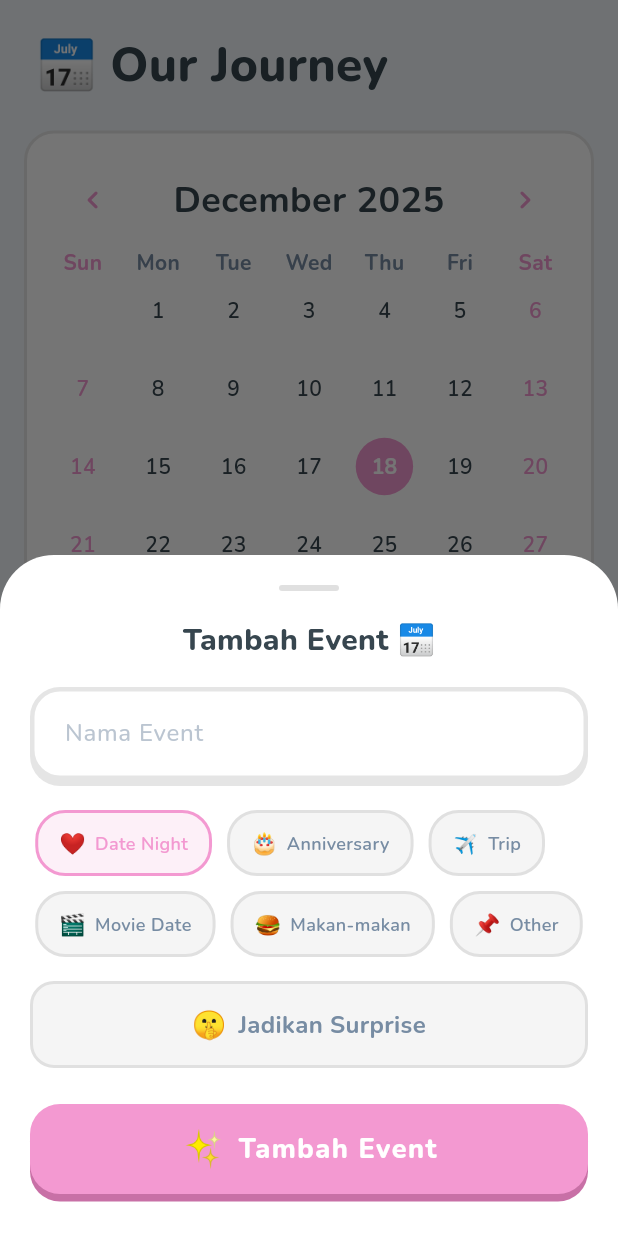
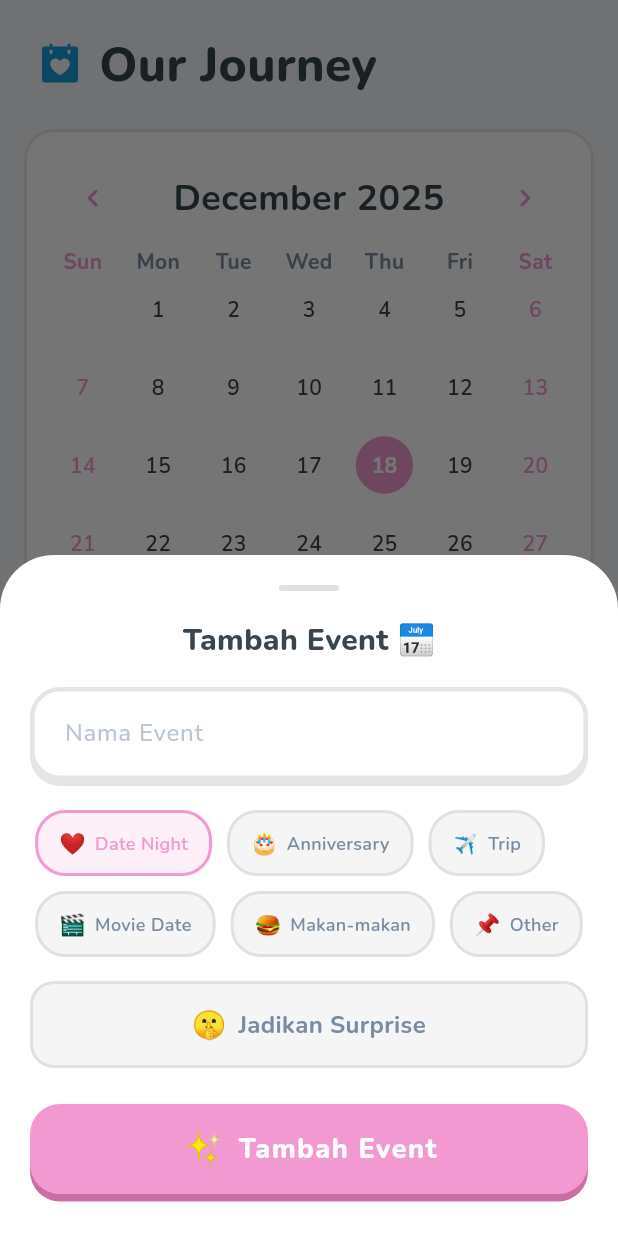
Before and after one commit to Llorente14/Chirax-app, a Flutter app: the DashboardView screen opened by its route, item 3 of the bottom bar chosen, after a tap on the "add" icon, on a phone screen of 412 x 824 dp. Run offline on Flutter 3.47's test engine with Material 3 defaults, Android fonts, the phone set to English and light mode, and no system bars; drawn by our look-alikes of table_calendar; our stand-ins replace audioplayers, cloud_firestore, firebase_auth, firebase_core, flutter_local_notifications, flutter_staggered_animations and 9 more; accounts and stored records are empty.

```diff
--- /dev/null
+++ b/lib/core/utils/icon_helper.dart
@@ -0,0 +1,61 @@
+import 'package:flutter/material.dart';
+import 'package:phosphor_flutter/phosphor_flutter.dart';
+
+/// AppIcons - Centralized icon mapping for consistent Phosphor Icons usage
+/// Use string keys to store in Firestore, render with getIcon()
+class AppIcons {
+  /// Category icons for Finance goals and Journey events
+  /// Keys are stored in Firestore, values are Phosphor IconData
+  static final Map<String, IconData> categoryIcons = {
+    'house': PhosphorIconsFill.house,
+    'transport': PhosphorIconsFill.car,
+    'trip': PhosphorIconsFill.airplane,
+    'love': PhosphorIconsFill.heart,
+    'tech': PhosphorIconsFill.laptop,
+    'phone': PhosphorIconsFill.deviceMobile,
+    'food': PhosphorIconsFill.hamburger,
+    'health': PhosphorIconsFill.firstAid,
+    'education': PhosphorIconsFill.graduationCap,
+    'vacation': PhosphorIconsFill.island,
+    'savings': PhosphorIconsFill.piggyBank,
+    'game': PhosphorIconsFill.gameController,
+    'shopping': PhosphorIconsFill.shoppingBag,
+    'movie': PhosphorIconsFill.filmStrip,
+    'gift': PhosphorIconsFill.gift,
+    'other': PhosphorIconsFill.pushPin,
+  };
+
+  /// Get icon list for picker grid (returns list of entries)
+  static List<MapEntry<String, IconData>> get iconList =>
+      categoryIcons.entries.toList();
+
+  /// Get IconData from key, returns star if not found
+  /// Handles legacy emoji data gracefully
+  static IconData getIcon(String? key) {
+    if (key == null || key.isEmpty) {
+      return PhosphorIconsFill.star;
+    }
+    return categoryIcons[key] ?? PhosphorIconsFill.star;
+  }
+
+  /// Bottom Navigation Icons
+  static PhosphorIconData get navHome => PhosphorIconsFill.house;
+  static PhosphorIconData get navFinance => PhosphorIconsFill.piggyBank;
+  static PhosphorIconData get navJourney => PhosphorIconsFill.calendarHeart;
+  static PhosphorIconData get navProfile => PhosphorIconsFill.userCircle;
+
+  /// Settings Icons
+  static PhosphorIconData get sound => PhosphorIconsFill.speakerHigh;
+  static PhosphorIconData get notification => PhosphorIconsFill.bell;
+  static PhosphorIconData get fingerprint => PhosphorIconsFill.fingerprint;
+  static PhosphorIconData get heart => PhosphorIconsFill.heart;
+  static PhosphorIconData get edit => PhosphorIconsFill.pencilSimple;
+  static PhosphorIconData get logout => PhosphorIconsFill.signOut;
+  static PhosphorIconData get settings => PhosphorIconsFill.gear;
+  static PhosphorIconData get arrowBack => PhosphorIconsFill.arrowLeft;
+  static PhosphorIconData get check => PhosphorIconsFill.check;
+  static PhosphorIconData get calendar => PhosphorIconsFill.calendarBlank;
+  static PhosphorIconData get add => PhosphorIconsFill.plus;
+  static PhosphorIconData get save => PhosphorIconsFill.floppyDisk;
+  static PhosphorIconData get trash => PhosphorIconsFill.trash;
+}
--- a/lib/modules/auth/pairing_view.dart
+++ b/lib/modules/auth/pairing_view.dart
@@ -473,6 +473,7 @@ class _PairingViewState extends State<PairingView>
             focusedPinTheme: focusedPinTheme,
             onCompleted: (_) => _connectWithCode(),
             textCapitalization: TextCapitalization.characters,
+            keyboardType: TextInputType.text, // Allow letters and numbers
           ),
 
           const SizedBox(height: 32),
--- a/lib/modules/dashboard/dashboard_view.dart
+++ b/lib/modules/dashboard/dashboard_view.dart
@@ -1,10 +1,12 @@
 import 'package:flutter/material.dart';
 import 'package:get/get.dart';
+import 'package:phosphor_flutter/phosphor_flutter.dart';
 import '../../core/theme/app_colors.dart';
+import '../../core/utils/icon_helper.dart';
 import '../home/home_view.dart';
-import '../finance/finance_view.dart'; // Nanti kita buat dummy-nya
-import '../journey/journey_view.dart'; // Kalender perjalanan
-import '../profile/profile_view.dart'; // Nanti kita buat dummy-nya
+import '../finance/finance_view.dart';
+import '../journey/journey_view.dart';
+import '../profile/profile_view.dart';
 import 'dashboard_controller.dart';
 
 class DashboardView extends GetView<DashboardController> {
@@ -43,36 +45,32 @@ class DashboardView extends GetView<DashboardController> {
             backgroundColor: Colors.transparent,
             currentIndex: controller.tabIndex.value,
             onTap: controller.changeTabIndex,
-            type: BottomNavigationBarType.fixed, // Agar icon tidak bergeser
-            showSelectedLabels:
-                false, // Duolingo style: biasanya tanpa label teks
+            type: BottomNavigationBarType.fixed,
+            showSelectedLabels: false,
             showUnselectedLabels: false,
 
-            selectedItemColor: AppColors.primary, // Pink saat aktif
-            unselectedItemColor: Colors.grey.shade400, // Abu saat mati
+            selectedItemColor: AppColors.primary,
+            unselectedItemColor: Colors.grey.shade400,
 
-            items: const [
+            items: [
               BottomNavigationBarItem(
-                icon: Icon(Icons.home_rounded, size: 30),
-                activeIcon: Icon(
-                  Icons.home_rounded,
-                  size: 34,
-                ), // Sedikit lebih besar saat aktif
+                icon: PhosphorIcon(AppIcons.navHome, size: 28),
+                activeIcon: PhosphorIcon(AppIcons.navHome, size: 32),
                 label: 'Home',
               ),
               BottomNavigationBarItem(
-                icon: Icon(Icons.savings_rounded, size: 30),
-                activeIcon: Icon(Icons.savings_rounded, size: 34),
+                icon: PhosphorIcon(AppIcons.navFinance, size: 28),
+                activeIcon: PhosphorIcon(AppIcons.navFinance, size: 32),
                 label: 'Finance',
               ),
               BottomNavigationBarItem(
-                icon: Icon(Icons.calendar_month_rounded, size: 30),
-                activeIcon: Icon(Icons.calendar_month_rounded, size: 34),
+                icon: PhosphorIcon(AppIcons.navJourney, size: 28),
+                activeIcon: PhosphorIcon(AppIcons.navJourney, size: 32),
                 label: 'Journey',
               ),
               BottomNavigationBarItem(
-                icon: Icon(Icons.person_rounded, size: 30),
-                activeIcon: Icon(Icons.person_rounded, size: 34),
+                icon: PhosphorIcon(AppIcons.navProfile, size: 28),
+                activeIcon: PhosphorIcon(AppIcons.navProfile, size: 32),
                 label: 'Profile',
               ),
             ],
--- a/lib/modules/finance/create_goal_view.dart
+++ b/lib/modules/finance/create_goal_view.dart
@@ -211,7 +211,7 @@ class CreateGoalView extends GetView<FinanceController> {
                       height: 56,
                       decoration: BoxDecoration(
                         color: isSelected
-                            ? selectedColor.value.withValues(alpha: 0.15)
+                            ? selectedColor.value.withOpacity(0.15)
                             : Colors.white,
                         borderRadius: BorderRadius.circular(14),
                         border: Border.all(
@@ -223,9 +223,7 @@ class CreateGoalView extends GetView<FinanceController> {
                         boxShadow: isSelected
                             ? [
                                 BoxShadow(
-                                  color: selectedColor.value.withValues(
-                                    alpha: 0.3,
-                                  ),
+                                  color: selectedColor.value.withOpacity(0.3),
                                   offset: const Offset(0, 3),
                                   blurRadius: 0,
                                 ),
--- a/lib/modules/finance/finance_view.dart
+++ b/lib/modules/finance/finance_view.dart
@@ -2,8 +2,10 @@ import 'dart:math' as math;
 import 'package:flutter/material.dart';
 import 'package:flutter/services.dart';
 import 'package:get/get.dart';
+import 'package:phosphor_flutter/phosphor_flutter.dart';
 import '../../core/theme/app_colors.dart';
 import '../../core/theme/app_text_styles.dart';
+import '../../core/utils/icon_helper.dart';
 import '../../core/utils/sound_helper.dart';
 import '../../core/widgets/bouncy_widgets.dart';
 import '../../core/widgets/chunky_button.dart';
@@ -37,7 +39,11 @@ class FinanceView extends GetView<FinanceController> {
         child: Column(
           mainAxisAlignment: MainAxisAlignment.center,
           children: [
-            Icon(Icons.savings_rounded, size: 80, color: Colors.grey.shade300),
+            PhosphorIcon(
+              AppIcons.navFinance,
+              size: 80,
+              color: Colors.grey.shade300,
+            ),
             const SizedBox(height: 24),
             Text(
               'Belum Ada Target',
@@ -108,7 +114,7 @@ class FinanceView extends GetView<FinanceController> {
           // === MANAGE BUTTON ===
           TextButton.icon(
             onPressed: () => Get.to(() => const ManageGoalsView()),
-            icon: const Icon(Icons.settings_rounded, size: 20),
+            icon: PhosphorIcon(AppIcons.settings, size: 20),
             label: const Text('Kelola Target & Riwayat'),
             style: TextButton.styleFrom(
               foregroundColor: AppColors.textSecondary,
@@ -461,7 +467,7 @@ class FinanceView extends GetView<FinanceController> {
 
               ChunkyButton(
                 text: 'SIMPAN TABUNGAN',
-                icon: Icons.savings_rounded,
+                icon: PhosphorIconsFill.piggyBank,
                 color: AppColors.success,
                 shadowColor: AppColors.successShadow,
                 onPressed: () => controller.addFromInput(),
--- a/lib/modules/home/home_view.dart
+++ b/lib/modules/home/home_view.dart
@@ -1,19 +1,20 @@
 import 'package:flutter/material.dart';
 import 'package:get/get.dart';
 import 'package:lottie/lottie.dart';
+import 'package:phosphor_flutter/phosphor_flutter.dart';
 import '../../core/theme/app_colors.dart';
 import '../../core/theme/app_text_styles.dart';
 import '../../core/utils/sound_helper.dart';
 import '../../core/widgets/chunky_button.dart';
 import '../../core/widgets/chunky_card.dart';
-import '../../core/widgets/pet_avatar.dart';
 import '../../core/widgets/shimmer_badge.dart';
-import '../../core/widgets/streak_fire.dart';
 import '../../data/models/journey_event.dart';
 import '../../data/models/quest_model.dart';
 import '../../data/services/database_service.dart';
 import '../journey/journey_controller.dart';
 import 'home_controller.dart';
+import '../../core/widgets/pet_avatar.dart';
+import '../../core/widgets/streak_fire.dart';
 
 class HomeView extends GetView<HomeController> {
   const HomeView({super.key});
@@ -586,7 +587,11 @@ class HomeView extends GetView<HomeController> {
           // Header
           Row(
             children: [
-              const Text('🎯', style: TextStyle(fontSize: 20)),
+              const PhosphorIcon(
+                PhosphorIconsBold.target,
+                color: AppColors.textSecondary,
+                size: 20,
+              ),
               const SizedBox(width: 8),
               Text(
                 'MISI HARIAN',
@@ -740,7 +745,13 @@ class HomeView extends GetView<HomeController> {
           color: AppColors.success.withValues(alpha: 0.2),
           borderRadius: BorderRadius.circular(12),
         ),
-        child: const Center(child: Text('✅', style: TextStyle(fontSize: 20))),
+        child: const Center(
+          child: PhosphorIcon(
+            PhosphorIconsFill.checkCircle,
+            color: AppColors.success,
+            size: 24,
+          ),
+        ),
       );
     } else if (quest.isCompleted) {
       // Completed but not claimed - Glowing XP badge
@@ -975,7 +986,11 @@ class HomeView extends GetView<HomeController> {
                     child: Row(
                       mainAxisSize: MainAxisSize.min,
                       children: [
-                        const Text('🛡️', style: TextStyle(fontSize: 24)),
+                        const PhosphorIcon(
+                          PhosphorIconsBold.shieldChevron,
+                          color: Colors.white,
+                          size: 26,
+                        ),
                         const SizedBox(width: 4),
                         Text(
                           'x$protects',
@@ -1332,7 +1347,11 @@ class HomeView extends GetView<HomeController> {
                 // Title
                 Row(
                   children: [
-                    const Text('🎯', style: TextStyle(fontSize: 24)),
+                    const PhosphorIcon(
+                      PhosphorIconsBold.target,
+                      color: Colors.white,
+                      size: 24,
+                    ),
                     const SizedBox(width: 8),
                     Text(
                       'WEEKLY CHALLENGE',
@@ -1380,8 +1399,9 @@ class HomeView extends GetView<HomeController> {
 
             Text(
               description,
-              style: AppTextStyles.bodySmall.copyWith(
-                color: Colors.white.withValues(alpha: 0.8),
+              style: AppTextStyles.body.copyWith(
+                color: Colors.white,
+                fontWeight: FontWeight.w500,
               ),
             ),
 
@@ -1442,13 +1462,20 @@ class HomeView extends GetView<HomeController> {
                 // Reward info
                 Row(
                   children: [
-                    Text(rewardBadge, style: const TextStyle(fontSize: 20)),
+                    Text(
+                      rewardBadge,
+                      style: const TextStyle(
+                        fontSize: 20,
+                        color: Colors.white,
+                        fontWeight: FontWeight.w700,
+                      ),
+                    ),
                     const SizedBox(width: 8),
                     Text(
                       '+$rewardXP XP',
                       style: AppTextStyles.subtitle.copyWith(
                         color: Colors.white,
-                        fontWeight: FontWeight.w800,
+                        fontWeight: FontWeight.w200,
                       ),
                     ),
                   ],
--- a/lib/modules/journey/journey_view.dart
+++ b/lib/modules/journey/journey_view.dart
@@ -1,9 +1,11 @@
 import 'package:flutter/material.dart';
 import 'package:flutter_staggered_animations/flutter_staggered_animations.dart';
 import 'package:get/get.dart';
+import 'package:phosphor_flutter/phosphor_flutter.dart';
 import 'package:table_calendar/table_calendar.dart';
 import '../../core/theme/app_colors.dart';
 import '../../core/theme/app_text_styles.dart';
+import '../../core/utils/icon_helper.dart';
 import '../../core/utils/sound_helper.dart';
 import '../../core/widgets/chunky_card.dart';
 import '../../data/models/journey_event.dart';
@@ -23,7 +25,17 @@ class JourneyView extends GetView<JourneyController> {
             // Header
             Padding(
               padding: const EdgeInsets.all(24),
-              child: Text('📅 Our Journey', style: AppTextStyles.headline),
+              child: Row(
+                children: [
+                  const PhosphorIcon(
+                    PhosphorIconsFill.calendarHeart,
+                    color: AppColors.secondary,
+                    size: 32,
+                  ),
+                  const SizedBox(width: 10),
+                  Text('Our Journey', style: AppTextStyles.headline),
+                ],
+              ),
             ),
 
             // Calendar
@@ -159,8 +171,8 @@ class JourneyView extends GetView<JourneyController> {
             child: Column(
               mainAxisAlignment: MainAxisAlignment.center,
               children: [
-                Icon(
-                  Icons.event_note_rounded,
+                PhosphorIcon(
+                  PhosphorIconsFill.calendarBlank,
                   size: 80,
                   color: AppColors.textSecondary.withValues(alpha: 0.4),
                 ),
@@ -223,8 +235,8 @@ class JourneyView extends GetView<JourneyController> {
                       borderRadius: BorderRadius.circular(16),
                     ),
                     alignment: Alignment.centerRight,
-                    child: const Icon(
-                      Icons.delete_rounded,
+                    child: const PhosphorIcon(
+                      PhosphorIconsFill.trash,
                       color: Colors.white,
                       size: 28,
                     ),
@@ -266,7 +278,13 @@ class JourneyView extends GetView<JourneyController> {
               borderRadius: BorderRadius.circular(12),
             ),
             child: Center(
-              child: Text(event.icon, style: const TextStyle(fontSize: 24)),
+              child: event.icon.length <= 2
+                  ? Text(event.icon, style: const TextStyle(fontSize: 24))
+                  : Icon(
+                      AppIcons.getIcon(event.icon),
+                      size: 24,
+                      color: event.color,
+                    ),
             ),
           ),
           const SizedBox(width: 16),
--- a/lib/modules/profile/profile_view.dart
+++ b/lib/modules/profile/profile_view.dart
@@ -1,8 +1,10 @@
 import 'dart:convert';
 import 'package:flutter/material.dart';
 import 'package:get/get.dart';
+import 'package:phosphor_flutter/phosphor_flutter.dart';
 import '../../core/theme/app_colors.dart';
 import '../../core/theme/app_text_styles.dart';
+import '../../core/utils/icon_helper.dart';
 import '../../core/utils/sound_helper.dart';
 import '../../core/widgets/bouncy_widgets.dart';
 import 'profile_controller.dart';
@@ -93,8 +95,8 @@ class ProfileView extends GetView<ProfileController> {
                         ),
                       ],
                     ),
-                    child: const Icon(
-                      Icons.settings_rounded,
+                    child: PhosphorIcon(
+                      AppIcons.settings,
                       color: AppColors.textSecondary,
                       size: 22,
                     ),
@@ -141,8 +143,8 @@ class ProfileView extends GetView<ProfileController> {
               child: Row(
                 mainAxisSize: MainAxisSize.min,
                 children: [
-                  const Icon(
-                    Icons.cake_rounded,
+                  const PhosphorIcon(
+                    PhosphorIconsFill.cake,
                     size: 18,
                     color: AppColors.primary,
                   ),
@@ -257,11 +259,7 @@ class ProfileView extends GetView<ProfileController> {
                   ),
                 ],
               ),
-              child: const Icon(
-                Icons.edit_rounded,
-                color: Colors.white,
-                size: 20,
-              ),
+              child: PhosphorIcon(AppIcons.edit, color: Colors.white, size: 20),
             ),
           ),
         ),
@@ -518,8 +516,8 @@ class ProfileView extends GetView<ProfileController> {
                               style: const TextStyle(fontSize: 32),
                             ),
                           ),
-                          const Icon(
-                            Icons.lock_rounded,
+                          const PhosphorIcon(
+                            PhosphorIconsFill.lock,
                             color: Colors.grey,
                             size: 20,
                           ),
```
Also changed, not shown: lib/core/services/biometric_service.dart (added, +56 -0 lines), lib/main.dart (+25 -0 lines), lib/modules/auth/lock_screen_view.dart (added, +137 -0 lines), lib/modules/auth/security_controller.dart (added, +126 -0 lines), lib/modules/profile/all_badges_view.dart (+18 -5 lines), lib/modules/profile/settings_view.dart (+15 -9 lines), pubspec.yaml (+7 -0 lines), pubspec.lock, 6 other files.
